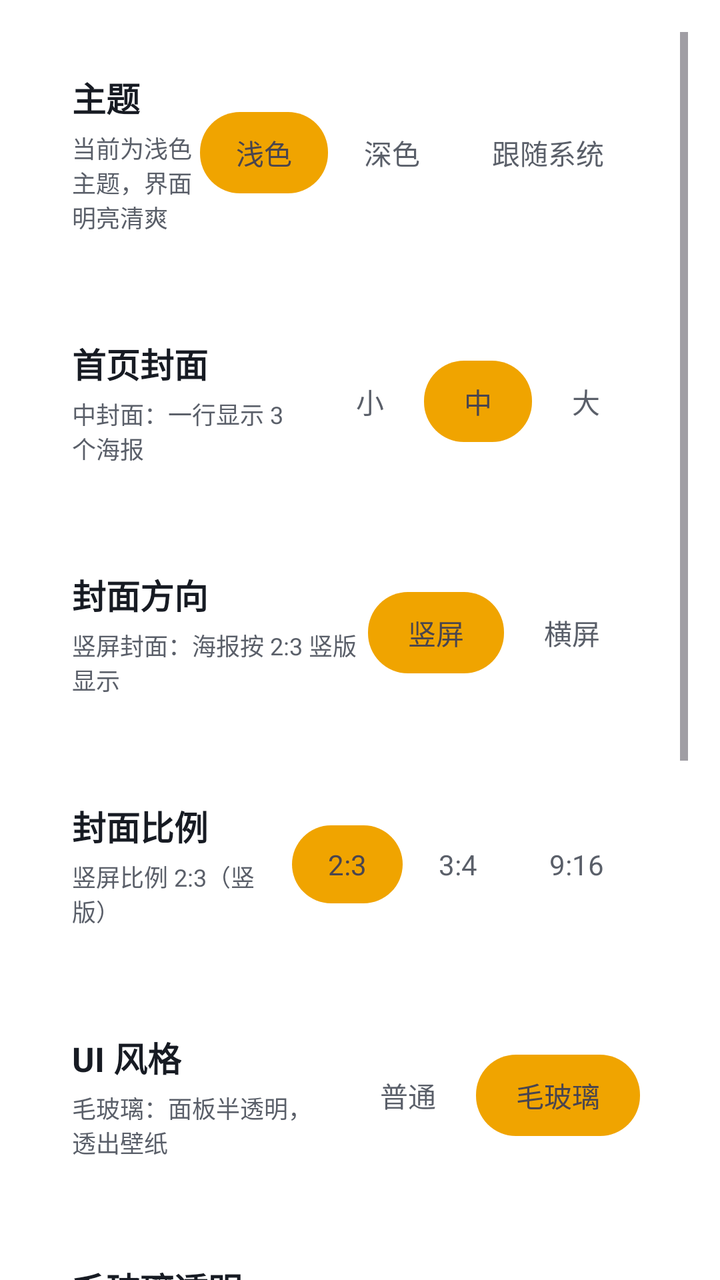
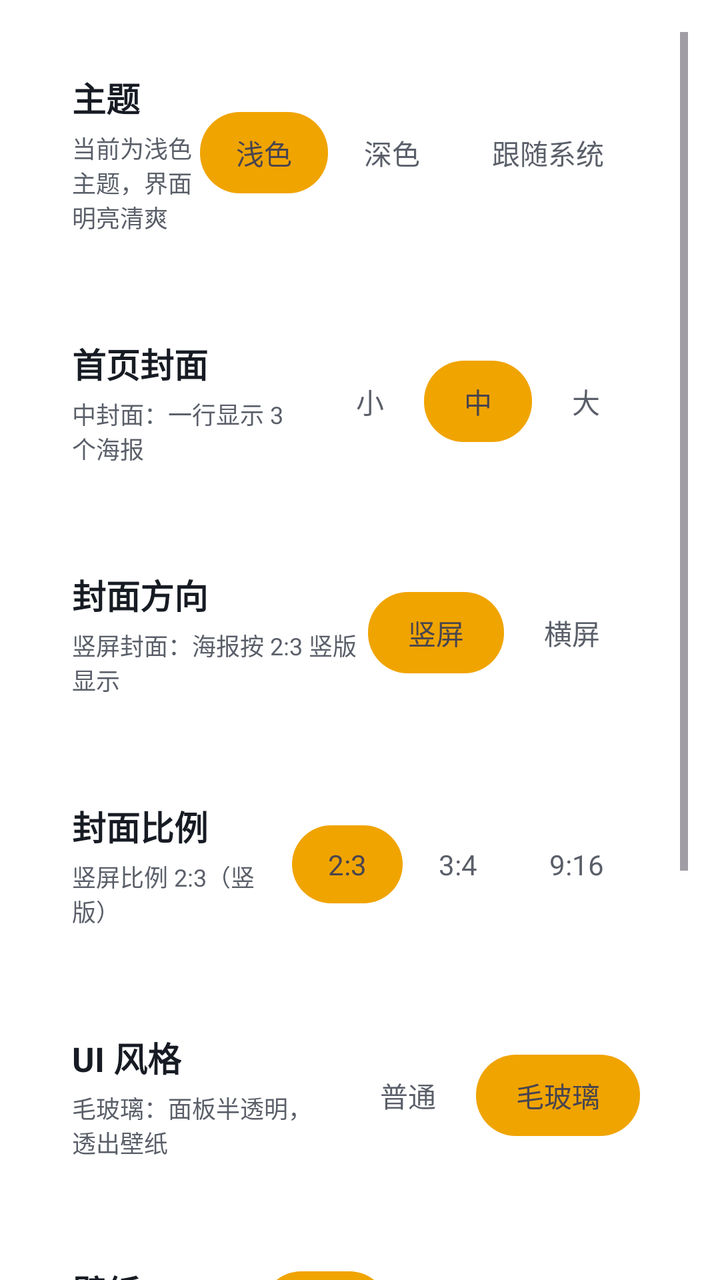

Before-and-after screenshots of an Android layout around one commit, followed by the original layout XML and the change that was made.
<!-- AndroidManifest.xml: another module's application theme Theme.App -->
<!-- res/layout/activity_ui_settings.xml -->
<?xml version="1.0" encoding="utf-8"?>
<ScrollView xmlns:android="http://schemas.android.com/apk/res/android"
    android:layout_width="match_parent"
    android:layout_height="match_parent"
    android:fillViewport="true"
    android:clipToPadding="false"
    android:paddingTop="16dp"
    android:paddingLeft="16dp"
    android:paddingRight="16dp"
    android:paddingBottom="16dp">

<LinearLayout
    android:layout_width="match_parent"
    android:layout_height="wrap_content"
    android:orientation="vertical">


<LinearLayout
    android:layout_width="match_parent"
    android:layout_height="wrap_content"
    android:orientation="horizontal"
    android:gravity="center_vertical"
    android:background="@drawable/dialog_glass"
    android:padding="20dp"
    android:layout_marginBottom="12dp">

    <LinearLayout
        android:layout_width="0dp"
        android:layout_height="wrap_content"
        android:layout_weight="1"
        android:orientation="vertical">

        <TextView
            android:layout_width="wrap_content"
            android:layout_height="wrap_content"
            android:text="主题"
            android:textSize="17sp"
            android:textStyle="bold"
            android:textColor="#171B23"/>

        <TextView
            android:layout_width="wrap_content"
            android:layout_height="wrap_content"
            android:text="当前为浅色主题，界面明亮清爽"
            android:textSize="12sp"
            android:textColor="#5A5F69"
            android:layout_marginTop="4dp"/>
    </LinearLayout>

    <LinearLayout
        android:layout_width="wrap_content"
        android:layout_height="wrap_content"
        android:orientation="horizontal"
        android:background="@drawable/seg_container"
        android:padding="4dp">

        <TextView
            android:id="@+id/seg_theme_light"
            android:layout_width="wrap_content"
            android:layout_height="wrap_content"
            android:text="浅色"
            android:textSize="14sp"
            android:paddingHorizontal="18dp"
            android:paddingVertical="10dp"
            android:background="@drawable/seg_selected"/>

        <TextView
            android:id="@+id/seg_theme_dark"
            android:layout_width="wrap_content"
            android:layout_height="wrap_content"
            android:text="深色"
            android:textSize="14sp"
            android:textColor="#5A5F69"
            android:paddingHorizontal="18dp"
            android:paddingVertical="10dp"/>

        <TextView
            android:id="@+id/seg_theme_system"
            android:layout_width="wrap_content"
            android:layout_height="wrap_content"
            android:text="跟随系统"
            android:textSize="14sp"
            android:textColor="#5A5F69"
            android:paddingHorizontal="18dp"
            android:paddingVertical="10dp"/>
    </LinearLayout>
</LinearLayout>


<LinearLayout
    android:layout_width="match_parent"
    android:layout_height="wrap_content"
    android:orientation="horizontal"
    android:gravity="center_vertical"
    android:background="@drawable/dialog_glass"
    android:padding="20dp"
    android:layout_marginBottom="12dp">

    <LinearLayout
        android:layout_width="0dp"
        android:layout_height="wrap_content"
        android:layout_weight="1"
        android:orientation="vertical">

        <TextView
            android:layout_width="wrap_content"
            android:layout_height="wrap_content"
            android:text="首页封面"
            android:textSize="17sp"
            android:textStyle="bold"
            android:textColor="#171B23"/>

        <TextView
            android:layout_width="wrap_content"
            android:layout_height="wrap_content"
            android:text="中封面：一行显示 3 个海报"
            android:textSize="12sp"
            android:textColor="#5A5F69"
            android:layout_marginTop="4dp"/>
    </LinearLayout>

    <LinearLayout
        android:layout_width="wrap_content"
        android:layout_height="wrap_content"
        android:orientation="horizontal"
        android:background="@drawable/seg_container"
        android:padding="4dp">

        <TextView
            android:id="@+id/seg_cover_small"
            android:layout_width="wrap_content"
            android:layout_height="wrap_content"
            android:text="小"
            android:textSize="14sp"
            android:textColor="#5A5F69"
            android:paddingHorizontal="20dp"
            android:paddingVertical="10dp"/>

        <TextView
            android:id="@+id/seg_cover_medium"
            android:layout_width="wrap_content"
            android:layout_height="wrap_content"
            android:text="中"
            android:textSize="14sp"
            android:paddingHorizontal="20dp"
            android:paddingVertical="10dp"
            android:background="@drawable/seg_selected"/>

        <TextView
            android:id="@+id/seg_cover_large"
            android:layout_width="wrap_content"
            android:layout_height="wrap_content"
            android:text="大"
            android:textSize="14sp"
            android:textColor="#5A5F69"
            android:paddingHorizontal="20dp"
            android:paddingVertical="10dp"/>
    </LinearLayout>
</LinearLayout>


<LinearLayout
    android:layout_width="match_parent"
    android:layout_height="wrap_content"
    android:orientation="horizontal"
    android:gravity="center_vertical"
    android:background="@drawable/dialog_glass"
    android:padding="20dp"
    android:layout_marginBottom="12dp">

    <LinearLayout
        android:layout_width="0dp"
        android:layout_height="wrap_content"
        android:layout_weight="1"
        android:orientation="vertical">

        <TextView
            android:layout_width="wrap_content"
            android:layout_height="wrap_content"
            android:text="封面方向"
            android:textSize="17sp"
            android:textStyle="bold"
            android:textColor="#171B23"/>

        <TextView
            android:layout_width="wrap_content"
            android:layout_height="wrap_content"
            android:text="竖屏封面：海报按 2:3 竖版显示"
            android:textSize="12sp"
            android:textColor="#5A5F69"
            android:layout_marginTop="4dp"/>
    </LinearLayout>

    <LinearLayout
        android:layout_width="wrap_content"
        android:layout_height="wrap_content"
        android:orientation="horizontal"
        android:background="@drawable/seg_container"
        android:padding="4dp">

        <TextView
            android:id="@+id/seg_orient_portrait"
            android:layout_width="wrap_content"
            android:layout_height="wrap_content"
            android:text="竖屏"
            android:textSize="14sp"
            android:paddingHorizontal="20dp"
            android:paddingVertical="10dp"
            android:background="@drawable/seg_selected"/>

        <TextView
            android:id="@+id/seg_orient_landscape"
            android:layout_width="wrap_content"
            android:layout_height="wrap_content"
            android:text="横屏"
            android:textSize="14sp"
            android:textColor="#5A5F69"
            android:paddingHorizontal="20dp"
            android:paddingVertical="10dp"/>
    </LinearLayout>
</LinearLayout>


<LinearLayout
    android:layout_width="match_parent"
    android:layout_height="wrap_content"
    android:orientation="horizontal"
    android:gravity="center_vertical"
    android:background="@drawable/dialog_glass"
    android:padding="20dp"
    android:layout_marginBottom="12dp">

    <LinearLayout
        android:layout_width="0dp"
        android:layout_height="wrap_content"
        android:layout_weight="1"
        android:orientation="vertical">

        <TextView
            android:layout_width="wrap_content"
            android:layout_height="wrap_content"
            android:text="封面比例"
            android:textSize="17sp"
            android:textStyle="bold"
            android:textColor="#171B23"/>

        <TextView
            android:layout_width="wrap_content"
            android:layout_height="wrap_content"
            android:text="竖屏比例 2:3（竖版）"
            android:textSize="12sp"
            android:textColor="#5A5F69"
            android:layout_marginTop="4dp"/>
    </LinearLayout>

    <LinearLayout
        android:layout_width="wrap_content"
        android:layout_height="wrap_content"
        android:orientation="horizontal"
        android:background="@drawable/seg_container"
        android:padding="4dp">

        <TextView
            android:id="@+id/seg_ratio_23"
            android:layout_width="wrap_content"
            android:layout_height="wrap_content"
            android:text="2:3"
            android:textSize="14sp"
            android:paddingHorizontal="18dp"
            android:paddingVertical="10dp"
            android:background="@drawable/seg_selected"/>

        <TextView
            android:id="@+id/seg_ratio_34"
            android:layout_width="wrap_content"
            android:layout_height="wrap_content"
            android:text="3:4"
            android:textSize="14sp"
            android:textColor="#5A5F69"
            android:paddingHorizontal="18dp"
            android:paddingVertical="10dp"/>

        <TextView
            android:id="@+id/seg_ratio_916"
            android:layout_width="wrap_content"
            android:layout_height="wrap_content"
            android:text="9:16"
            android:textSize="14sp"
            android:textColor="#5A5F69"
            android:paddingHorizontal="18dp"
            android:paddingVertical="10dp"/>
    </LinearLayout>
</LinearLayout>


<LinearLayout
    android:layout_width="match_parent"
    android:layout_height="wrap_content"
    android:orientation="horizontal"
    android:gravity="center_vertical"
    android:background="@drawable/dialog_glass"
    android:padding="20dp"
    android:layout_marginBottom="12dp">

    <LinearLayout
        android:layout_width="0dp"
        android:layout_height="wrap_content"
        android:layout_weight="1"
        android:orientation="vertical">

        <TextView
            android:layout_width="wrap_content"
            android:layout_height="wrap_content"
            android:text="UI 风格"
            android:textSize="17sp"
            android:textStyle="bold"
            android:textColor="#171B23"/>

        <TextView
            android:layout_width="wrap_content"
            android:layout_height="wrap_content"
            android:text="毛玻璃：面板半透明，透出壁纸"
            android:textSize="12sp"
            android:textColor="#5A5F69"
            android:layout_marginTop="4dp"/>
    </LinearLayout>

    <LinearLayout
        android:layout_width="wrap_content"
        android:layout_height="wrap_content"
        android:orientation="horizontal"
        android:background="@drawable/seg_container"
        android:padding="4dp">

        <TextView
            android:id="@+id/seg_ui_normal"
            android:layout_width="wrap_content"
            android:layout_height="wrap_content"
            android:text="普通"
            android:textSize="14sp"
            android:textColor="#5A5F69"
            android:paddingHorizontal="20dp"
            android:paddingVertical="10dp"/>

        <TextView
            android:id="@+id/seg_ui_glass"
            android:layout_width="wrap_content"
            android:layout_height="wrap_content"
            android:text="毛玻璃"
            android:textSize="14sp"
            android:paddingHorizontal="20dp"
            android:paddingVertical="10dp"
            android:background="@drawable/seg_selected"/>
    </LinearLayout>
</LinearLayout>


<LinearLayout
    android:layout_width="match_parent"
    android:layout_height="wrap_content"
    android:orientation="horizontal"
    android:gravity="center_vertical"
    android:background="@drawable/dialog_glass"
    android:padding="20dp"
    android:layout_marginBottom="12dp">

    <LinearLayout
        android:layout_width="0dp"
        android:layout_height="wrap_content"
        android:layout_weight="1"
        android:orientation="vertical">

        <TextView
            android:layout_width="wrap_content"
            android:layout_height="wrap_content"
            android:text="毛玻璃透明度"
            android:textSize="17sp"
            android:textStyle="bold"
            android:textColor="#171B23"/>

        <TextView
            android:id="@+id/tv_alpha_desc"
            android:layout_width="wrap_content"
            android:layout_height="wrap_content"
            android:text="当前 55%，越往右越通透"
            android:textSize="12sp"
            android:textColor="#5A5F69"
            android:layout_marginTop="4dp"/>
    </LinearLayout>

    <SeekBar
        android:id="@+id/seek_alpha"
        android:layout_width="160dp"
        android:layout_height="wrap_content"
        android:layout_marginEnd="12dp"
        android:max="100"
        android:progress="55"/>

    <TextView
        android:id="@+id/tv_alpha_value"
        android:layout_width="wrap_content"
        android:layout_height="wrap_content"
        android:text="55%"
        android:textSize="15sp"
        android:textStyle="bold"
        android:textColor="#171B23"/>
</LinearLayout>


<LinearLayout
    android:layout_width="match_parent"
    android:layout_height="wrap_content"
    android:orientation="vertical"
    android:background="@drawable/dialog_glass"
    android:padding="20dp"
    android:layout_marginBottom="12dp">

    <LinearLayout
        android:layout_width="match_parent"
        android:layout_height="wrap_content"
        android:orientation="horizontal"
        android:gravity="center_vertical">

        <LinearLayout
            android:layout_width="0dp"
            android:layout_height="wrap_content"
            android:layout_weight="1"
            android:orientation="vertical">

            <TextView
                android:layout_width="wrap_content"
                android:layout_height="wrap_content"
                android:text="壁纸"
                android:textSize="17sp"
                android:textStyle="bold"
                android:textColor="#171B23"/>

            <TextView
                android:id="@+id/tv_wp_desc"
                android:layout_width="wrap_content"
                android:layout_height="wrap_content"
                android:text="当前：默认壁纸"
                android:textSize="12sp"
                android:textColor="#5A5F69"
                android:layout_marginTop="4dp"/>
        </LinearLayout>

        <LinearLayout
            android:layout_width="wrap_content"
            android:layout_height="wrap_content"
            android:orientation="horizontal"
            android:background="@drawable/seg_container"
            android:padding="4dp">

            <TextView
                android:id="@+id/seg_wp_default"
                android:layout_width="wrap_content"
                android:layout_height="wrap_content"
                android:text="默认"
                android:textSize="14sp"
                android:paddingHorizontal="18dp"
                android:paddingVertical="10dp"
                android:background="@drawable/seg_selected"/>

            <TextView
                android:id="@+id/seg_wp_local"
                android:layout_width="wrap_content"
                android:layout_height="wrap_content"
                android:text="本地"
                android:textSize="14sp"
                android:textColor="#5A5F69"
                android:paddingHorizontal="18dp"
                android:paddingVertical="10dp"/>

            <TextView
                android:id="@+id/seg_wp_url"
                android:layout_width="wrap_content"
                android:layout_height="wrap_content"
                android:text="URL"
                android:textSize="14sp"
                android:textColor="#5A5F69"
                android:paddingHorizontal="18dp"
                android:paddingVertical="10dp"/>
        </LinearLayout>
    </LinearLayout>

    <HorizontalScrollView
        android:layout_width="match_parent"
        android:layout_height="wrap_content"
        android:layout_marginTop="16dp"
        android:scrollbars="none">

        <LinearLayout
            android:layout_width="wrap_content"
            android:layout_height="wrap_content"
            android:orientation="horizontal">

            <LinearLayout
                android:layout_width="wrap_content"
                android:layout_height="wrap_content"
                android:orientation="vertical"
                android:layout_marginEnd="12dp">

                <ImageView
                    android:id="@+id/thumb_default"
                    android:layout_width="80dp"
                    android:layout_height="120dp"
                    android:scaleType="centerCrop"
                    android:background="@drawable/dialog_glass"
                    android:src="@drawable/poster_shanjian_blur_v3"/>

                <TextView
                    android:layout_width="match_parent"
                    android:layout_height="wrap_content"
                    android:text="默认"
                    android:textSize="11sp"
                    android:textColor="#5A5F69"
                    android:gravity="center"
                    android:layout_marginTop="4dp"/>
            </LinearLayout>

            <LinearLayout
                android:layout_width="wrap_content"
                android:layout_height="wrap_content"
                android:orientation="vertical"
                android:layout_marginEnd="12dp">

                <ImageView
                    android:id="@+id/thumb_local"
                    android:layout_width="80dp"
                    android:layout_height="120dp"
                    android:scaleType="centerCrop"
                    android:background="@drawable/dialog_glass"/>

                <TextView
                    android:layout_width="match_parent"
                    android:layout_height="wrap_content"
                    android:text="本地"
                    android:textSize="11sp"
                    android:textColor="#5A5F69"
                    android:gravity="center"
                    android:layout_marginTop="4dp"/>
            </LinearLayout>

            <LinearLayout
                android:layout_width="wrap_content"
                android:layout_height="wrap_content"
                android:orientation="vertical">

                <ImageView
                    android:id="@+id/thumb_url"
                    android:layout_width="80dp"
                    android:layout_height="120dp"
                    android:scaleType="centerCrop"
                    android:background="@drawable/dialog_glass"/>

                <TextView
                    android:layout_width="match_parent"
                    android:layout_height="wrap_content"
                    android:text="URL"
                    android:textSize="11sp"
                    android:textColor="#5A5F69"
                    android:gravity="center"
                    android:layout_marginTop="4dp"/>
            </LinearLayout>
        </LinearLayout>
    </HorizontalScrollView>

    <LinearLayout
        android:layout_width="match_parent"
        android:layout_height="wrap_content"
        android:orientation="horizontal"
        android:gravity="center_vertical"
        android:layout_marginTop="16dp"
        android:paddingTop="16dp">

        <TextView
            android:layout_width="0dp"
            android:layout_height="wrap_content"
            android:layout_weight="1"
            android:text="模糊壁纸"
            android:textSize="15sp"
            android:textColor="#171B23"/>

        <Switch
            android:id="@+id/switch_blur"
            android:layout_width="wrap_content"
            android:layout_height="wrap_content"
            android:checked="true"/>
    </LinearLayout>
</LinearLayout>

</LinearLayout>
</ScrollView>
<!-- resources referenced by this layout -->
<resources>
  <!-- drawable dialog_glass (drawable) -->
  <?xml version="1.0" encoding="utf-8"?>
  <shape xmlns:android="http://schemas.android.com/apk/res/android"
      android:shape="rectangle">
      <solid android:color="#B3FFFFFF" />
      <stroke
          android:width="1dp"
          android:color="#33FFFFFF" />
      <corners android:radius="16dp" />
  </shape>
  <!-- drawable poster_shanjian_blur_v3: jpg bitmap (drawable, 112631 bytes) -->
  <!-- drawable seg_container (drawable) -->
  <?xml version="1.0" encoding="utf-8"?>
  <shape xmlns:android="http://schemas.android.com/apk/res/android" android:shape="rectangle">
  <corners android:radius="24dp"/>
  <solid android:color="#FFFFFFFF"/>
  </shape>
  <!-- drawable seg_selected (drawable) -->
  <?xml version="1.0" encoding="utf-8"?>
  <shape xmlns:android="http://schemas.android.com/apk/res/android" android:shape="rectangle">
  <corners android:radius="20dp"/>
  <solid android:color="#f0a400"/>
  </shape>
  <style name="Theme.App" parent="Theme.XingChen" />
  <style name="Theme.XingChen" parent="Theme.Material3.DayNight.NoActionBar">
          <item name="android:windowBackground">@android:color/transparent</item>
                <item name="android:colorBackground">@android:color/transparent</item>
          <item name="colorPrimary">#f0a400</item>
          <item name="colorPrimaryVariant">#c07f00</item>
          <item name="colorOnPrimary">@android:color/white</item>
      </style>
</resources>

<!-- the commit's change to res/layout/activity_ui_settings.xml (unified diff, before → after) -->
@@ -352,58 +352,6 @@
             android:paddingVertical="10dp"
             android:background="@drawable/seg_selected"/>
     </LinearLayout>
-</LinearLayout>
-
-
-<LinearLayout
-    android:layout_width="match_parent"
-    android:layout_height="wrap_content"
-    android:orientation="horizontal"
-    android:gravity="center_vertical"
-    android:background="@drawable/dialog_glass"
-    android:padding="20dp"
-    android:layout_marginBottom="12dp">
-
-    <LinearLayout
-        android:layout_width="0dp"
-        android:layout_height="wrap_content"
-        android:layout_weight="1"
-        android:orientation="vertical">
-
-        <TextView
-            android:layout_width="wrap_content"
-            android:layout_height="wrap_content"
-            android:text="毛玻璃透明度"
-            android:textSize="17sp"
-            android:textStyle="bold"
-            android:textColor="#171B23"/>
-
-        <TextView
-            android:id="@+id/tv_alpha_desc"
-            android:layout_width="wrap_content"
-            android:layout_height="wrap_content"
-            android:text="当前 55%，越往右越通透"
-            android:textSize="12sp"
-            android:textColor="#5A5F69"
-            android:layout_marginTop="4dp"/>
-    </LinearLayout>
-
-    <SeekBar
-        android:id="@+id/seek_alpha"
-        android:layout_width="160dp"
-        android:layout_height="wrap_content"
-        android:layout_marginEnd="12dp"
-        android:max="100"
-        android:progress="55"/>
-
-    <TextView
-        android:id="@+id/tv_alpha_value"
-        android:layout_width="wrap_content"
-        android:layout_height="wrap_content"
-        android:text="55%"
-        android:textSize="15sp"
-        android:textStyle="bold"
-        android:textColor="#171B23"/>
 </LinearLayout>
 
 
